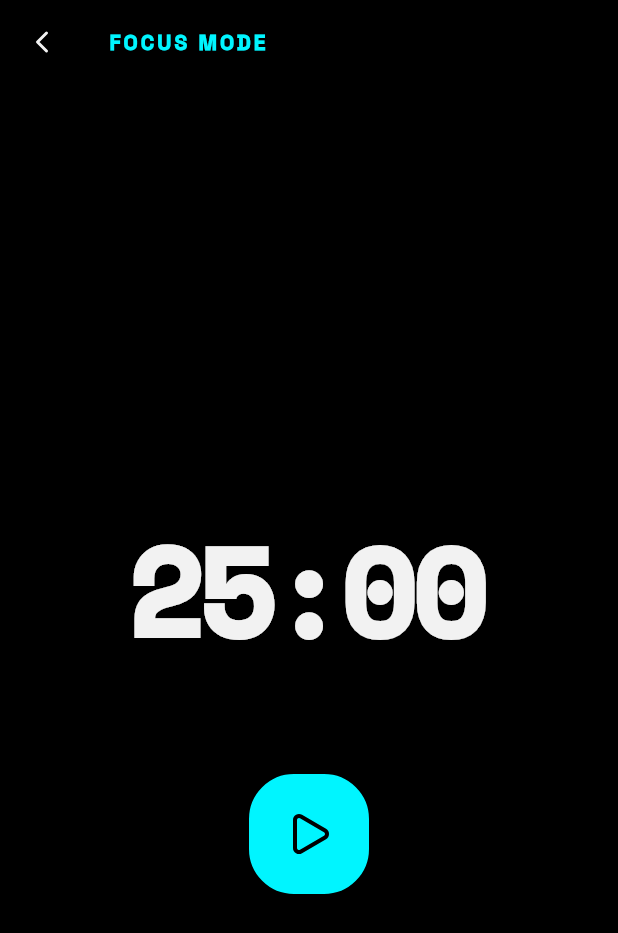
After one commit to whisperrnote/flow_app, a Flutter app: the FocusScreen screen opened directly, on a phone screen of 412 x 824 dp. The commit adds this screen. Shown: the top 933 px of the screen. Run offline on Flutter 3.47's test engine with Material 3 defaults, Android fonts, the phone set to English and light mode, and no system bars; drawn by our look-alikes of flutter_animate; our stand-ins replace appwrite, google_fonts, lucide_icons; network calls fail.

Commit message:
Implement Calendar and Focus screens with Dashboard integration

```diff
--- /dev/null
+++ b/lib/screens/focus_screen.dart
@@ -0,0 +1,123 @@
+import 'package:flutter/material.dart';
+import 'package:google_fonts/google_fonts.dart';
+import 'package:lucide_icons/lucide_icons.dart';
+import 'package:flutter_animate/flutter_animate.dart';
+import 'package:provider/provider.dart';
+import '../core/theme/colors.dart';
+import '../core/providers/auth_provider.dart';
+import '../core/services/workflow_service.dart';
+import '../core/models/task_model.dart';
+import '../core/models/focus_session_model.dart';
+import '../widgets/glass_card.dart';
+import 'dart:async';
+
+class FocusScreen extends StatefulWidget {
+  final Task? initialTask;
+  const FocusScreen({super.key, this.initialTask});
+
+  @override
+  State<FocusScreen> createState() => _FocusScreenState();
+}
+
+class _FocusScreenState extends State<FocusScreen> {
+  final WorkflowService _workflowService = WorkflowService();
+  FocusSession? _currentSession;
+  Timer? _timer;
+  int _secondsRemaining = 25 * 60;
+  bool _isActive = false;
+
+  void _startTimer() {
+    _isActive = true;
+    _timer = Timer.periodic(const Duration(seconds: 1), (timer) {
+      if (_secondsRemaining > 0) {
+        setState(() => _secondsRemaining--);
+      } else {
+        _stopTimer();
+      }
+    });
+  }
+
+  void _stopTimer() {
+    _isActive = false;
+    _timer?.cancel();
+  }
+
+  String _formatTime(int seconds) {
+    final m = (seconds / 60).floor();
+    final s = seconds % 60;
+    return '${m.toString().padLeft(2, '0')}:${s.toString().padLeft(2, '0')}';
+  }
+
+  @override
+  void dispose() {
+    _timer?.cancel();
+    super.dispose();
+  }
+
+  @override
+  Widget build(BuildContext context) {
+    return Scaffold(
+      backgroundColor: AppColors.voidBg,
+      appBar: AppBar(
+        backgroundColor: Colors.transparent,
+        elevation: 0,
+        title: Text(
+          'FOCUS MODE',
+          style: GoogleFonts.spaceGrotesk(
+            fontSize: 14,
+            fontWeight: FontWeight.w900,
+            color: AppColors.electric,
+            letterSpacing: 2,
+          ),
+        ),
+        leading: IconButton(
+          icon: const Icon(LucideIcons.chevronLeft, color: AppColors.titanium),
+          onPressed: () => Navigator.pop(context),
+        ),
+      ),
+      body: Center(
+        child: Column(
+          mainAxisAlignment: MainAxisAlignment.center,
+          children: [
+            if (widget.initialTask != null)
+              Text(
+                'Focusing on: ${widget.initialTask!.title}',
+                style: GoogleFonts.inter(
+                  color: AppColors.gunmetal,
+                  fontSize: 14,
+                ),
+              ).animate().fadeIn(),
+            const SizedBox(height: 48),
+            Text(
+              _formatTime(_secondsRemaining),
+              style: GoogleFonts.spaceMono(
+                fontSize: 84,
+                fontWeight: FontWeight.w900,
+                color: AppColors.titanium,
+                letterSpacing: -4,
+              ),
+            ).animate().scale(duration: 400.ms, curve: Curves.easeOutBack),
+            const SizedBox(height: 64),
+            GestureDetector(
+              onTap: _isActive ? _stopTimer : _startTimer,
+              child: Container(
+                width: 80,
+                height: 80,
+                decoration: BoxDecoration(
+                  color: _isActive ? Colors.transparent : AppColors.electric,
+                  borderRadius: BorderRadius.circular(30),
+                  border: Border.all(color: AppColors.electric, width: 2),
+                ),
+                child: Icon(
+                  _isActive ? LucideIcons.pause : LucideIcons.play,
+                  color: _isActive ? AppColors.electric : AppColors.voidBg,
+                  size: 32,
+                ),
+              ),
+            ),
+          ],
+        ),
+      ),
+    );
+  }
+}
```
Also changed, not shown: lib/screens/calendar_screen.dart (added, +170 -0 lines), lib/screens/workflow_dashboard_screen.dart (+21 -9 lines).
